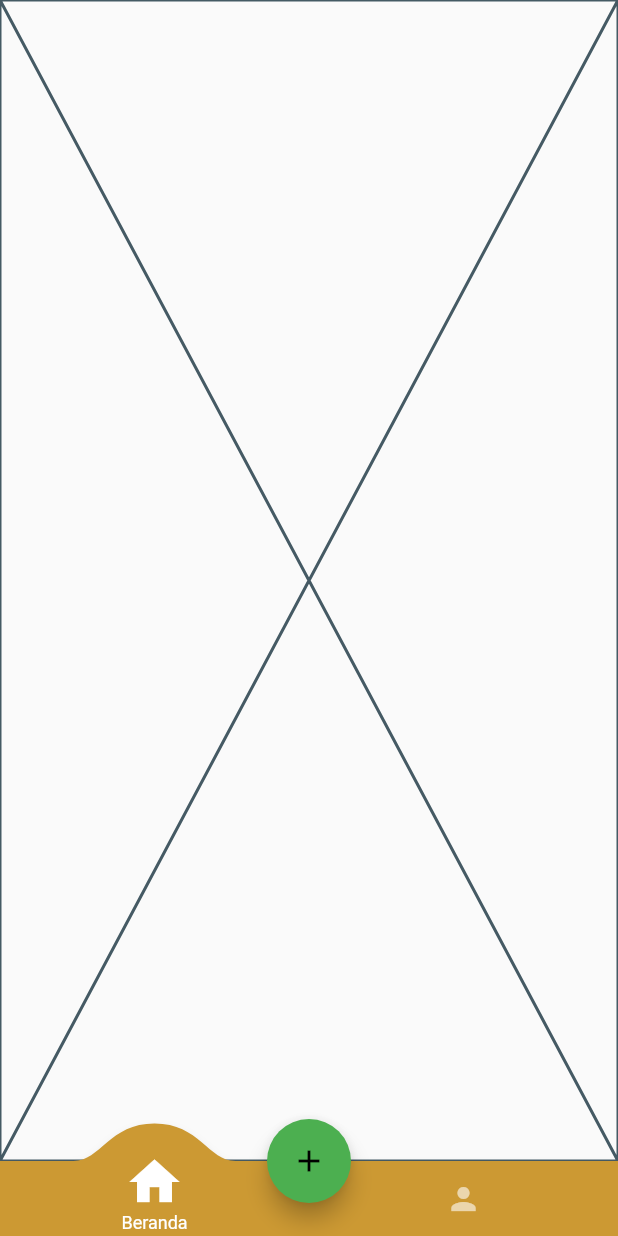
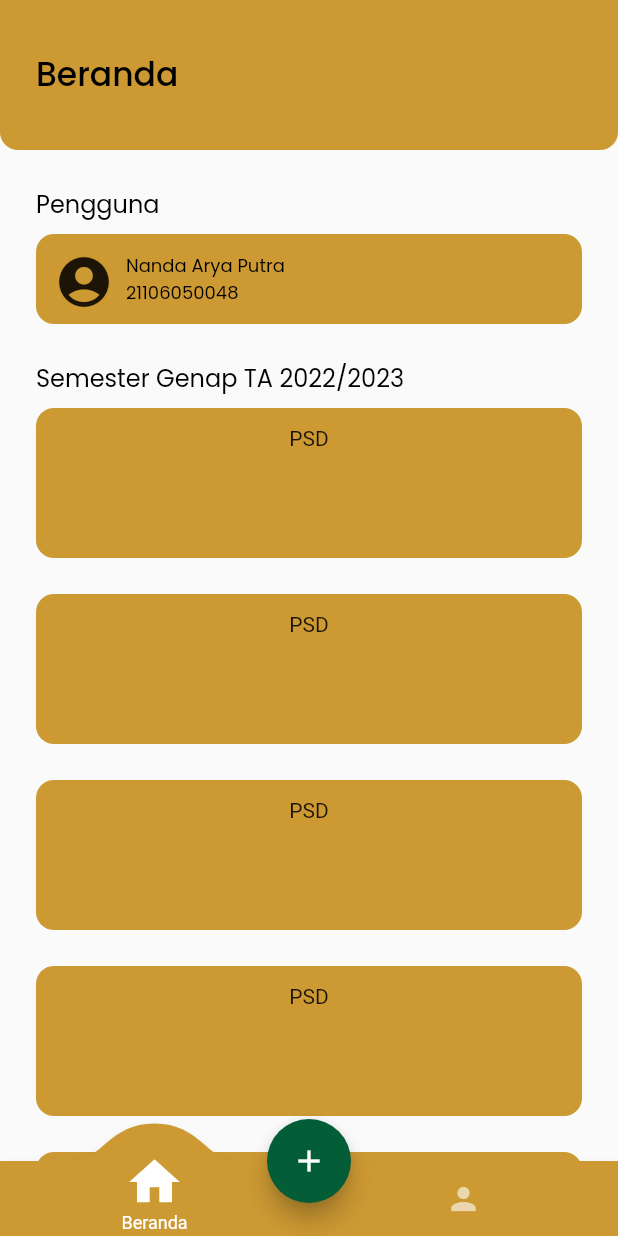
Before and after one commit to nandaarya/simak_uin_suka, a Flutter app: the screen it shows after launch, on a phone screen of 412 x 824 dp. Run offline on Flutter 3.47's test engine with Material 2 defaults, Android fonts, the phone set to English and light mode, and no system bars; drawn by our look-alikes of convex_bottom_bar; our stand-ins replace google_fonts.

Commit message:
Add Home Page and TextStyle

```diff
--- a/lib/theme.dart
+++ b/lib/theme.dart
@@ -2,11 +2,28 @@ import 'package:flutter/material.dart';
 import 'package:google_fonts/google_fonts.dart';
 
 double defaultMargin = 24.0;
+double defaultPadding = 12.0;
 Color primaryColor = const Color(0xffcc9933);
+Color secondaryColor = const Color(0xff035d37);
 Color backgroundColor = const Color(0xffF8F8F8);
 Color alertColor = const Color(0xffED6363);
-TextStyle primaryTextStyle = GoogleFonts.poppins(
+
+TextStyle h1 = GoogleFonts.poppins(
   color: Colors.black,
+  fontSize: 22,
+  fontWeight: medium
+);
+
+TextStyle h2 = GoogleFonts.poppins(
+    color: Colors.black,
+    fontSize: 16,
+    fontWeight: regular
+);
+
+TextStyle h3 = GoogleFonts.poppins(
+    color: Colors.black,
+    fontSize: 12,
+    fontWeight: regular
 );
 
 FontWeight light = FontWeight.w300;
--- a/lib/view/home_page.dart
+++ b/lib/view/home_page.dart
@@ -1,4 +1,5 @@
 import 'package:flutter/material.dart';
+import 'package:simak_uin_suka/theme.dart';
 
 class HomePage extends StatefulWidget {
   const HomePage({Key? key}) : super(key: key);
@@ -10,6 +11,121 @@ class HomePage extends StatefulWidget {
 class _HomePageState extends State<HomePage> {
   @override
   Widget build(BuildContext context) {
-    return const Placeholder();
+    double widthDevice = MediaQuery.of(context).size.width;
+    double heightDevice = MediaQuery.of(context).size.height - 50;
+
+    Widget header() {
+      return Container(
+        alignment: AlignmentDirectional.centerStart,
+        height: 100,
+        width: double.infinity,
+        padding: EdgeInsets.symmetric(horizontal: defaultMargin),
+        decoration: BoxDecoration(
+            color: primaryColor,
+            borderRadius: const BorderRadius.only(
+              bottomLeft: Radius.circular(12),
+              bottomRight: Radius.circular(12),
+            )),
+        child: Text(
+          'Beranda',
+          style: h1,
+        ),
+      );
+    }
+
+    Widget user() {
+      return Container(
+        margin: EdgeInsets.symmetric(horizontal: defaultMargin),
+        child: Column(
+          crossAxisAlignment: CrossAxisAlignment.start,
+          children: [
+            Text(
+              'Pengguna',
+              style: h2,
+            ),
+            const SizedBox(
+              height: 8,
+            ),
+            Container(
+              padding: EdgeInsets.all(defaultPadding),
+              height: 60,
+              decoration: BoxDecoration(
+                  color: primaryColor, borderRadius: BorderRadius.circular(12)),
+              child: Row(
+                mainAxisAlignment: MainAxisAlignment.start,
+                children: [
+                  const Icon(
+                    Icons.account_circle,
+                    size: 40,
+                  ),
+                  const SizedBox(width: 8),
+                  Column(
+                    mainAxisAlignment: MainAxisAlignment.spaceEvenly,
+                    crossAxisAlignment: CrossAxisAlignment.start,
+                    children: [
+                      Text(
+                        'Nanda Arya Putra',
+                        style: h3,
+                      ),
+                      Text(
+                        '21106050048',
+                        style: h3,
+                      )
+                    ],
+                  )
+                ],
+              ),
+            ),
+          ],
+        ),
+      );
+    }
+
+    Widget jadwal() {
+      return Container(
+        margin: EdgeInsets.symmetric(horizontal: defaultMargin),
+        child: Column(
+          crossAxisAlignment: CrossAxisAlignment.start,
+          children: [
+            Text(
+              'Semester Genap TA 2022/2023',
+              style: h2,
+            ),
+            const SizedBox(
+              height: 8,
+            ),
+            Container(
+              height: heightDevice,
+              child: ListView.builder(
+                // controller: ScrollController(),
+                  itemCount: 10,
+                  itemBuilder: (BuildContext context, int index) {
+                    return Container(
+                      padding: EdgeInsets.all(defaultPadding),
+                      margin: EdgeInsets.only(
+                        bottom: defaultMargin
+                      ),
+                      height: 100,
+                      width: widthDevice,
+                      decoration: BoxDecoration(
+                          color: primaryColor, borderRadius: BorderRadius.circular(12)),
+                      child: Column(
+                        children: [
+                          Text('PSD'),
+                        ],
+                      ),
+                    );
+                  }),
+            ),
+          ],
+        ),
+      );
+    }
+
+    return Scaffold(
+      body: ListView(
+        children: [header(), const SizedBox(height: 24), user(), const SizedBox(height: 24), jadwal()],
+      ),
+    );
   }
 }
--- a/lib/view/main_page.dart
+++ b/lib/view/main_page.dart
@@ -31,8 +31,8 @@ class _MainPageState extends State<MainPage> {
         body: widgets[currentIndex],
         floatingActionButton: FloatingActionButton(
           onPressed: () {},
-          backgroundColor: Colors.green,
-          child: Icon(Icons.add),
+          backgroundColor: secondaryColor,
+          child: const Icon(Icons.add, color: Colors.white,),
         ),
         floatingActionButtonLocation: FloatingActionButtonLocation.centerDocked,
         bottomNavigationBar: ConvexAppBar(
```
